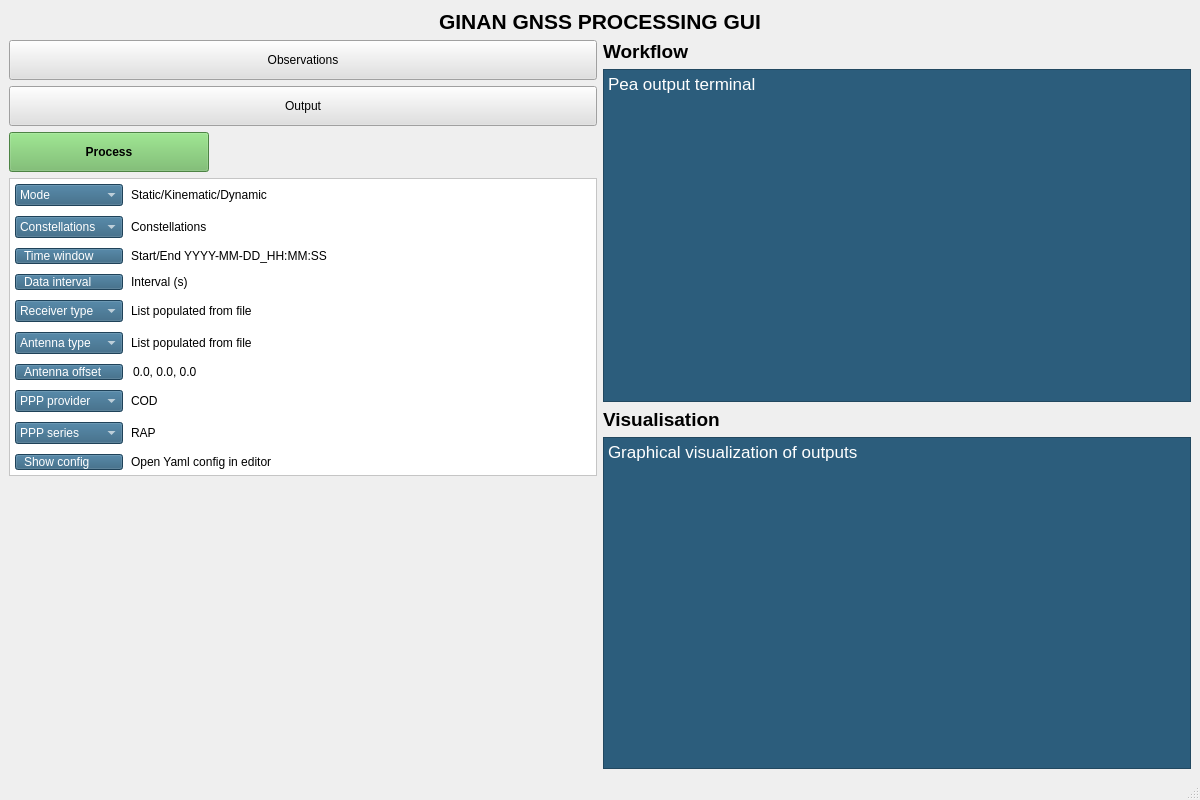
Above: app/views/main_window.ui from u7327620/Ginan-UI before the change. Below: the same form after it.
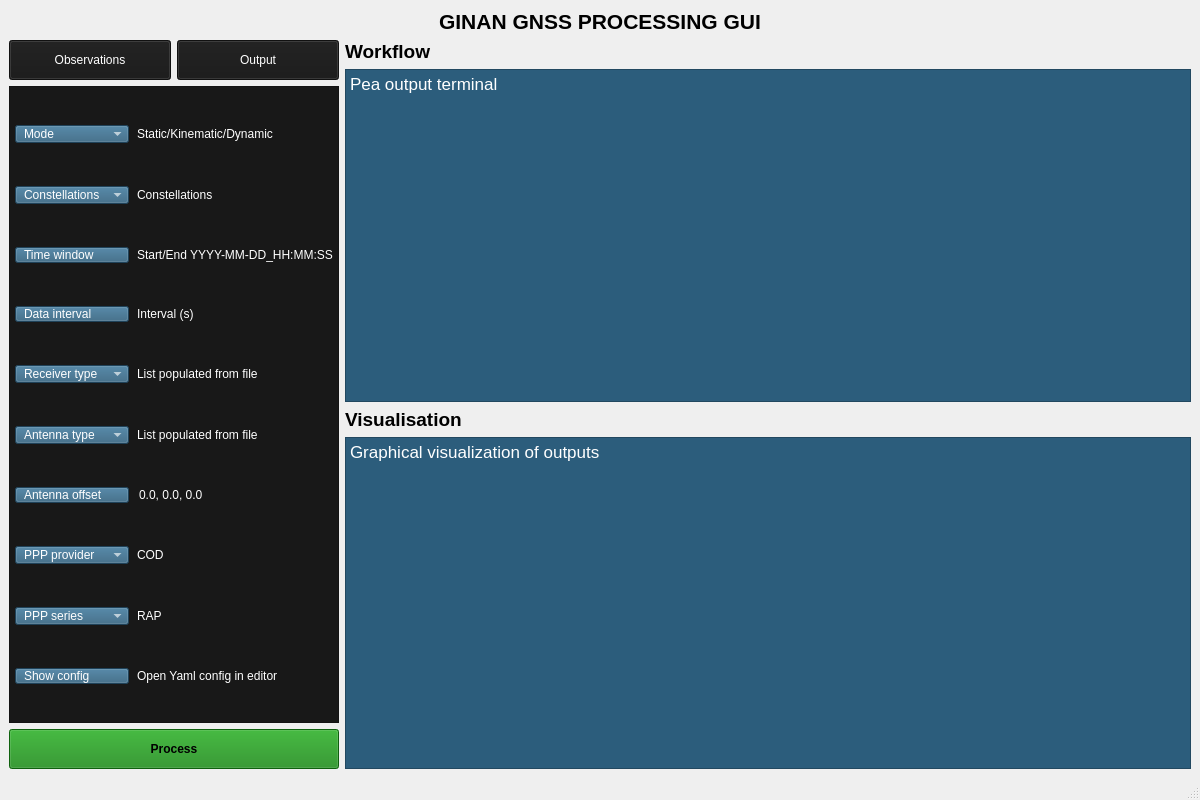
That is the form after the change.

The edit to the form file:
```diff
--- a/app/views/main_window.ui
+++ b/app/views/main_window.ui
@@ -35,204 +35,463 @@
      <layout class="QHBoxLayout" name="mainContentLayout">
       <item>
        <layout class="QVBoxLayout" name="leftSidebarLayout">
+        <property name="sizeConstraint">
+         <enum>QLayout::SizeConstraint::SetDefaultConstraint</enum>
+        </property>
         <item>
-         <widget class="QPushButton" name="observationsButton">
-          <property name="minimumSize">
-           <size>
-            <width>0</width>
-            <height>40</height>
-           </size>
-          </property>
-          <property name="styleSheet">
-           <string notr="true">background-color:#e0e0e0;</string>
-          </property>
-          <property name="text">
-           <string>Observations</string>
-          </property>
-         </widget>
-        </item>
-        <item>
-         <widget class="QPushButton" name="outputButton">
-          <property name="minimumSize">
-           <size>
-            <width>0</width>
-            <height>40</height>
-           </size>
-          </property>
-          <property name="styleSheet">
-           <string notr="true">background-color:#e0e0e0;</string>
-          </property>
-          <property name="text">
-           <string>Output</string>
-          </property>
-         </widget>
-        </item>
-        <item>
-         <widget class="QPushButton" name="processButton">
-          <property name="minimumSize"><size><width>0</width><height>40</height></size></property>
-          <property name="maximumSize"><size><width>200</width><height>16777215</height></size></property>
-          <property name="styleSheet"><string notr="true">background-color:#6cb75f;color:black;font-weight:bold;</string></property>
-          <property name="text"><string>Process</string></property>
-         </widget>
+         <layout class="QHBoxLayout" name="horizontalLayout">
+          <item>
+           <widget class="QPushButton" name="observationsButton">
+            <property name="sizePolicy">
+             <sizepolicy hsizetype="Preferred" vsizetype="Fixed">
+              <horstretch>0</horstretch>
+              <verstretch>0</verstretch>
+             </sizepolicy>
+            </property>
+            <property name="minimumSize">
+             <size>
+              <width>0</width>
+              <height>40</height>
+             </size>
+            </property>
+            <property name="styleSheet">
+             <string notr="true">QPushButton { 
+	background-color: rgb(24, 24, 24);
+	selection-background-color: rgb(12, 17, 109);
+	color: rgb(255, 255, 255);
+	border-color: rgb(189, 189, 189);
+}
+
+QPushButton:disabled {
+	background-color: rgb(89, 89, 89);
+}</string>
+            </property>
+            <property name="text">
+             <string>Observations</string>
+            </property>
+           </widget>
+          </item>
+          <item>
+           <widget class="QPushButton" name="outputButton">
+            <property name="sizePolicy">
+             <sizepolicy hsizetype="Fixed" vsizetype="Fixed">
+              <horstretch>0</horstretch>
+              <verstretch>0</verstretch>
+             </sizepolicy>
+            </property>
+            <property name="minimumSize">
+             <size>
+              <width>0</width>
+              <height>40</height>
+             </size>
+            </property>
+            <property name="maximumSize">
+             <size>
+              <width>367</width>
+              <height>16777215</height>
+             </size>
+            </property>
+            <property name="styleSheet">
+             <string notr="true">QPushButton { 
+	background-color: rgb(24, 24, 24);
+	selection-background-color: rgb(12, 17, 109);
+	color: rgb(255, 255, 255);
+	border-color: rgb(189, 189, 189);
+}
+
+QPushButton:disabled {
+	background-color: rgb(89, 89, 89);
+}</string>
+            </property>
+            <property name="text">
+             <string>Output</string>
+            </property>
+           </widget>
+          </item>
+         </layout>
         </item>
         <item>
          <widget class="QFrame" name="Constellations">
-          <property name="styleSheet"><string notr="true">background-color:white;</string></property>
-          <property name="frameShape"><enum>QFrame::Shape::StyledPanel</enum></property>
-          <property name="frameShadow"><enum>QFrame::Shadow::Raised</enum></property>
+          <property name="sizePolicy">
+           <sizepolicy hsizetype="Minimum" vsizetype="Preferred">
+            <horstretch>0</horstretch>
+            <verstretch>0</verstretch>
+           </sizepolicy>
+          </property>
+          <property name="styleSheet">
+           <string notr="true">background-color: rgb(24, 24, 24);
+color: rgb(255, 255, 255);</string>
+          </property>
+          <property name="frameShape">
+           <enum>QFrame::Shape::StyledPanel</enum>
+          </property>
+          <property name="frameShadow">
+           <enum>QFrame::Shadow::Raised</enum>
+          </property>
           <layout class="QGridLayout" name="configGridLayout">
-           <property name="leftMargin"><number>5</number></property>
-           <property name="topMargin"><number>5</number></property>
-           <property name="rightMargin"><number>5</number></property>
-           <property name="bottomMargin"><number>5</number></property>
-           <property name="horizontalSpacing"><number>8</number></property>
-           <property name="verticalSpacing"><number>10</number></property>
-
-           <!-- Mode -->
-           <item row="0" column="0">
-            <widget class="QComboBox" name="Mode">
-             <property name="styleSheet"><string notr="true">background-color:#2c5d7c;color:white;</string></property>
-             <item><property name="text"><string>Mode</string></property></item>
-            </widget>
-           </item>
-           <item row="0" column="1">
-            <widget class="QLabel" name="modeValue">
-             <property name="text"><string>Static/Kinematic/Dynamic</string></property>
-            </widget>
-           </item>
-
-           <!-- Constellations -->
+           <property name="sizeConstraint">
+            <enum>QLayout::SizeConstraint::SetMinimumSize</enum>
+           </property>
+           <property name="leftMargin">
+            <number>5</number>
+           </property>
+           <property name="topMargin">
+            <number>5</number>
+           </property>
+           <property name="rightMargin">
+            <number>5</number>
+           </property>
+           <property name="bottomMargin">
+            <number>5</number>
+           </property>
+           <property name="horizontalSpacing">
+            <number>8</number>
+           </property>
+           <property name="verticalSpacing">
+            <number>10</number>
+           </property>
            <item row="1" column="0">
-            <widget class="QComboBox" name="Constellations_2">
-             <property name="styleSheet"><string notr="true">background-color:#2c5d7c;color:white;</string></property>
-             <item><property name="text"><string>Constellations</string></property></item>
+            <widget class="QComboBox" name="Mode">
+             <property name="sizePolicy">
+              <sizepolicy hsizetype="Minimum" vsizetype="Fixed">
+               <horstretch>0</horstretch>
+               <verstretch>0</verstretch>
+              </sizepolicy>
+             </property>
+             <property name="styleSheet">
+              <string notr="true">background-color:#2c5d7c;color:white;padding:0px 8px;font:13pt &quot;Segoe UI&quot;;text-align:left;</string>
+             </property>
+             <item>
+              <property name="text">
+               <string>Mode</string>
+              </property>
+             </item>
             </widget>
            </item>
-           <item row="1" column="1">
-            <widget class="QLabel" name="constellationsValue">
-             <property name="text"><string>Constellations</string></property>
-            </widget>
-           </item>
-
-           <!-- Time window -->
-           <item row="2" column="0">
-            <widget class="QPushButton" name="timeWindowButton">
-             <property name="styleSheet"><string notr="true">background-color:#2c5d7c;color:white;padding:0px 8px;font:13pt "Segoe UI";text-align:left;</string></property>
-             <property name="text"><string>Time window</string></property>
-            </widget>
-           </item>
-           <item row="2" column="1">
-            <widget class="QLabel" name="timeWindowValue">
-             <property name="text"><string>Start/End YYYY-MM-DD_HH:MM:SS</string></property>
-            </widget>
-           </item>
-
-           <!-- Data interval -->
-           <item row="3" column="0">
-            <widget class="QPushButton" name="dataIntervalButton">
-             <property name="styleSheet"><string notr="true">background-color:#2c5d7c;color:white;padding:0px 8px;font:13pt "Segoe UI";text-align:left;</string></property>
-             <property name="text"><string>Data interval</string></property>
-            </widget>
-           </item>
-           <item row="3" column="1">
-            <widget class="QLabel" name="dataIntervalValue">
-             <property name="text"><string>Interval (s)</string></property>
-            </widget>
-           </item>
-
-           <!-- Receiver type -->
            <item row="4" column="0">
-            <widget class="QComboBox" name="Receiver_type">
-             <property name="styleSheet"><string notr="true">background-color:#2c5d7c;color:white;</string></property>
-             <item><property name="text"><string>Receiver type</string></property></item>
+            <widget class="QPushButton" name="dataIntervalButton">
+             <property name="sizePolicy">
+              <sizepolicy hsizetype="Minimum" vsizetype="Fixed">
+               <horstretch>0</horstretch>
+               <verstretch>0</verstretch>
+              </sizepolicy>
+             </property>
+             <property name="styleSheet">
+              <string notr="true">background-color:#2c5d7c;color:white;padding:0px 8px;font:13pt &quot;Segoe UI&quot;;text-align:left;</string>
+             </property>
+             <property name="text">
+              <string>Data interval</string>
+             </property>
             </widget>
            </item>
-           <item row="4" column="1">
-            <widget class="QLabel" name="receiverTypeValue">
-             <property name="text"><string>List populated from file</string></property>
-            </widget>
-           </item>
-
-           <!-- Antenna type -->
-           <item row="5" column="0">
-            <widget class="QComboBox" name="Antenna_type">
-             <property name="styleSheet"><string notr="true">background-color:#2c5d7c;color:white;</string></property>
-             <item><property name="text"><string>Antenna type</string></property></item>
-            </widget>
-           </item>
-           <item row="5" column="1">
-            <widget class="QLabel" name="antennaTypeValue">
-             <property name="text"><string>List populated from file</string></property>
-            </widget>
-           </item>
-
-           <!-- Antenna offset -->
-           <item row="6" column="0">
-            <widget class="QPushButton" name="antennaOffsetButton">
-             <property name="styleSheet"><string notr="true">background-color:#2c5d7c;color:white;padding:0px 8px;font:13pt "Segoe UI";text-align:left;</string></property>
-             <property name="text"><string>Antenna offset</string></property>
-            </widget>
-           </item>
-           <item row="6" column="1">
-            <widget class="QLineEdit" name="antennaOffsetValue">
-             <property name="text"><string>0.0, 0.0, 0.0</string></property>
-             <property name="readOnly"><bool>true</bool></property>
-             <property name="styleSheet"><string notr="true">background:transparent;border:none;</string></property>
-            </widget>
-           </item>
-
-           <!-- PPP provider -->
-           <item row="7" column="0">
-            <widget class="QComboBox" name="PPP_provider">
-             <property name="styleSheet"><string notr="true">background-color:#2c5d7c;color:white;</string></property>
-             <item><property name="text"><string>PPP provider</string></property></item>
-            </widget>
-           </item>
-           <item row="7" column="1">
-            <widget class="QLabel" name="pppProviderValue">
-             <property name="text"><string>COD</string></property>
-            </widget>
-           </item>
-
-           <!-- PPP series -->
            <item row="8" column="0">
-            <widget class="QComboBox" name="PPP_series">
-             <property name="styleSheet"><string notr="true">background-color:#2c5d7c;color:white;</string></property>
-             <item><property name="text"><string>PPP series</string></property></item>
+            <widget class="QComboBox" name="PPP_provider">
+             <property name="sizePolicy">
+              <sizepolicy hsizetype="Minimum" vsizetype="Fixed">
+               <horstretch>0</horstretch>
+               <verstretch>0</verstretch>
+              </sizepolicy>
+             </property>
+             <property name="styleSheet">
+              <string notr="true">background-color:#2c5d7c;color:white;padding:0px 8px;font:13pt &quot;Segoe UI&quot;;text-align:left;</string>
+             </property>
+             <item>
+              <property name="text">
+               <string>PPP provider</string>
+              </property>
+             </item>
             </widget>
            </item>
            <item row="8" column="1">
+            <widget class="QLabel" name="pppProviderValue">
+             <property name="sizePolicy">
+              <sizepolicy hsizetype="Minimum" vsizetype="Preferred">
+               <horstretch>0</horstretch>
+               <verstretch>0</verstretch>
+              </sizepolicy>
+             </property>
+             <property name="text">
+              <string>COD</string>
+             </property>
+            </widget>
+           </item>
+           <item row="6" column="1">
+            <widget class="QLabel" name="antennaTypeValue">
+             <property name="sizePolicy">
+              <sizepolicy hsizetype="Minimum" vsizetype="Preferred">
+               <horstretch>0</horstretch>
+               <verstretch>0</verstretch>
+              </sizepolicy>
+             </property>
+             <property name="text">
+              <string>List populated from file</string>
+             </property>
+            </widget>
+           </item>
+           <item row="3" column="1">
+            <widget class="QLabel" name="timeWindowValue">
+             <property name="sizePolicy">
+              <sizepolicy hsizetype="Minimum" vsizetype="Preferred">
+               <horstretch>0</horstretch>
+               <verstretch>0</verstretch>
+              </sizepolicy>
+             </property>
+             <property name="text">
+              <string>Start/End YYYY-MM-DD_HH:MM:SS</string>
+             </property>
+            </widget>
+           </item>
+           <item row="10" column="1">
+            <widget class="QLabel" name="showConfigValue">
+             <property name="sizePolicy">
+              <sizepolicy hsizetype="Minimum" vsizetype="Preferred">
+               <horstretch>0</horstretch>
+               <verstretch>0</verstretch>
+              </sizepolicy>
+             </property>
+             <property name="text">
+              <string>Open Yaml config in editor</string>
+             </property>
+            </widget>
+           </item>
+           <item row="4" column="1">
+            <widget class="QLabel" name="dataIntervalValue">
+             <property name="sizePolicy">
+              <sizepolicy hsizetype="Minimum" vsizetype="Preferred">
+               <horstretch>0</horstretch>
+               <verstretch>0</verstretch>
+              </sizepolicy>
+             </property>
+             <property name="text">
+              <string>Interval (s)</string>
+             </property>
+            </widget>
+           </item>
+           <item row="9" column="1">
             <widget class="QLabel" name="pppSeriesValue">
-             <property name="text"><string>RAP</string></property>
+             <property name="sizePolicy">
+              <sizepolicy hsizetype="Minimum" vsizetype="Preferred">
+               <horstretch>0</horstretch>
+               <verstretch>0</verstretch>
+              </sizepolicy>
+             </property>
+             <property name="text">
+              <string>RAP</string>
+             </property>
             </widget>
            </item>
-
-           <!-- Show config -->
+           <item row="7" column="0">
+            <widget class="QPushButton" name="antennaOffsetButton">
+             <property name="sizePolicy">
+              <sizepolicy hsizetype="Minimum" vsizetype="Fixed">
+               <horstretch>0</horstretch>
+               <verstretch>0</verstretch>
+              </sizepolicy>
+             </property>
+             <property name="styleSheet">
+              <string notr="true">background-color:#2c5d7c;color:white;padding:0px 8px;font:13pt &quot;Segoe UI&quot;;text-align:left;</string>
+             </property>
+             <property name="text">
+              <string>Antenna offset</string>
+             </property>
+            </widget>
+           </item>
            <item row="9" column="0">
+            <widget class="QComboBox" name="PPP_series">
+             <property name="sizePolicy">
+              <sizepolicy hsizetype="Minimum" vsizetype="Fixed">
+               <horstretch>0</horstretch>
+               <verstretch>0</verstretch>
+              </sizepolicy>
+             </property>
+             <property name="styleSheet">
+              <string notr="true">background-color:#2c5d7c;color:white;padding:0px 8px;font:13pt &quot;Segoe UI&quot;;text-align:left;</string>
+             </property>
+             <item>
+              <property name="text">
+               <string>PPP series</string>
+              </property>
+             </item>
+            </widget>
+           </item>
+           <item row="7" column="1">
+            <widget class="QLineEdit" name="antennaOffsetValue">
+             <property name="sizePolicy">
+              <sizepolicy hsizetype="Minimum" vsizetype="Fixed">
+               <horstretch>0</horstretch>
+               <verstretch>0</verstretch>
+              </sizepolicy>
+             </property>
+             <property name="styleSheet">
+              <string notr="true">background:transparent;border:none;</string>
+             </property>
+             <property name="text">
+              <string>0.0, 0.0, 0.0</string>
+             </property>
+             <property name="readOnly">
+              <bool>true</bool>
+             </property>
+            </widget>
+           </item>
+           <item row="5" column="1">
+            <widget class="QLabel" name="receiverTypeValue">
+             <property name="sizePolicy">
+              <sizepolicy hsizetype="Minimum" vsizetype="Preferred">
+               <horstretch>0</horstretch>
+               <verstretch>0</verstretch>
+              </sizepolicy>
+             </property>
+             <property name="text">
+              <string>List populated from file</string>
+             </property>
+            </widget>
+           </item>
+           <item row="1" column="1">
+            <widget class="QLabel" name="modeValue">
+             <property name="sizePolicy">
+              <sizepolicy hsizetype="Minimum" vsizetype="Preferred">
+               <horstretch>0</horstretch>
+               <verstretch>0</verstretch>
+              </sizepolicy>
+             </property>
+             <property name="text">
+              <string>Static/Kinematic/Dynamic</string>
+             </property>
+            </widget>
+           </item>
+           <item row="6" column="0">
+            <widget class="QComboBox" name="Antenna_type">
+             <property name="sizePolicy">
+              <sizepolicy hsizetype="Minimum" vsizetype="Fixed">
+               <horstretch>0</horstretch>
+               <verstretch>0</verstretch>
+              </sizepolicy>
+             </property>
+             <property name="styleSheet">
+              <string notr="true">background-color:#2c5d7c;color:white;padding:0px 8px;font:13pt &quot;Segoe UI&quot;;text-align:left;</string>
+             </property>
+             <item>
+              <property name="text">
+               <string>Antenna type</string>
+              </property>
+             </item>
+            </widget>
+           </item>
+           <item row="3" column="0">
+            <widget class="QPushButton" name="timeWindowButton">
+             <property name="sizePolicy">
+              <sizepolicy hsizetype="Minimum" vsizetype="Fixed">
+               <horstretch>0</horstretch>
+               <verstretch>0</verstretch>
+              </sizepolicy>
+             </property>
+             <property name="styleSheet">
+              <string notr="true">background-color:#2c5d7c;color:white;padding:0px 8px;font:13pt &quot;Segoe UI&quot;;text-align:left;</string>
+             </property>
+             <property name="text">
+              <string>Time window</string>
+             </property>
+            </widget>
+           </item>
+           <item row="5" column="0">
+            <widget class="QComboBox" name="Receiver_type">
+             <property name="sizePolicy">
+              <sizepolicy hsizetype="Minimum" vsizetype="Fixed">
+               <horstretch>0</horstretch>
+               <verstretch>0</verstretch>
+              </sizepolicy>
+             </property>
+             <property name="styleSheet">
+              <string notr="true">background-color:#2c5d7c;color:white;padding:0px 8px;font:13pt &quot;Segoe UI&quot;;text-align:left;</string>
+             </property>
+             <item>
+              <property name="text">
+               <string>Receiver type</string>
+              </property>
+             </item>
+            </widget>
+           </item>
+           <item row="10" column="0">
             <widget class="QPushButton" name="showConfigButton">
-             <property name="styleSheet"><string notr="true">background-color:#2c5d7c;color:white;padding:0px 8px;font:13pt "Segoe UI";text-align:left;</string></property>
-             <property name="text"><string>Show config</string></property>
+             <property name="sizePolicy">
+              <sizepolicy hsizetype="Minimum" vsizetype="Fixed">
+               <horstretch>0</horstretch>
+               <verstretch>0</verstretch>
+              </sizepolicy>
+             </property>
+             <property name="styleSheet">
+              <string notr="true">background-color:#2c5d7c;color:white;padding:0px 8px;font:13pt &quot;Segoe UI&quot;;text-align:left;</string>
+             </property>
+             <property name="text">
+              <string>Show config</string>
+             </property>
             </widget>
            </item>
-           <item row="9" column="1">
-            <widget class="QLabel" name="showConfigValue">
-             <property name="text"><string>Open Yaml config in editor</string></property>
+           <item row="2" column="0">
+            <widget class="QComboBox" name="Constellations_2">
+             <property name="sizePolicy">
+              <sizepolicy hsizetype="Minimum" vsizetype="Fixed">
+               <horstretch>0</horstretch>
+               <verstretch>0</verstretch>
+              </sizepolicy>
+             </property>
+             <property name="styleSheet">
+              <string notr="true">background-color:#2c5d7c;color:white;padding:0px 8px;font:13pt &quot;Segoe UI&quot;;text-align:left;</string>
+             </property>
+             <item>
+              <property name="text">
+               <string>Constellations</string>
+              </property>
+             </item>
+            </widget>
+           </item>
+           <item row="2" column="1">
+            <widget class="QLabel" name="constellationsValue">
+             <property name="sizePolicy">
+              <sizepolicy hsizetype="Minimum" vsizetype="Preferred">
+               <horstretch>0</horstretch>
+               <verstretch>0</verstretch>
+              </sizepolicy>
+             </property>
+             <property name="text">
+              <string>Constellations</string>
+             </property>
             </widget>
            </item>
           </layout>
          </widget>
         </item>
         <item>
-         <spacer name="horizontalSpacer_2">
-          <property name="orientation"><enum>Qt::Orientation::Horizontal</enum></property>
-          <property name="sizeHint" stdset="0"><size><width>40</width><height>20</height></size></property>
-         </spacer>
-        </item>
-        <item>
-         <spacer name="verticalSpacer">
-          <property name="orientation"><enum>Qt::Orientation::Vertical</enum></property>
-          <property name="sizeHint" stdset="0"><size><width>20</width><height>40</height></size></property>
-         </spacer>
+         <widget class="QPushButton" name="processButton">
+          <property name="sizePolicy">
+           <sizepolicy hsizetype="Preferred" vsizetype="Fixed">
+            <horstretch>0</horstretch>
+            <verstretch>0</verstretch>
+           </sizepolicy>
+          </property>
+          <property name="minimumSize">
+           <size>
+            <width>0</width>
+            <height>40</height>
+           </size>
+          </property>
+          <property name="styleSheet">
+           <string notr="true">QPushButton { 
+	color:black;font-weight:bold;
+	background-color: rgb(21, 134, 19);
+	border-color: rgb(189, 189, 189);
+}
+
+QPushButton:disabled {
+	background-color: rgb(89, 89, 89);
+}
+
+</string>
+          </property>
+          <property name="text">
+           <string>Process</string>
+          </property>
+         </widget>
         </item>
        </layout>
       </item>
@@ -249,16 +508,22 @@
         </item>
         <item>
          <widget class="QTextEdit" name="terminalTextEdit">
-          <property name="styleSheet"><string notr="true">background-color:#2c5d7c;color:white;</string></property>
-          <property name="readOnly"><bool>true</bool></property>
-          <property name="html"><string>&lt;!DOCTYPE HTML PUBLIC "-//W3C//DTD HTML 4.0//EN" "http://www.w3.org/TR/REC-html40/strict.dtd"&gt;
-&lt;html&gt;&lt;head&gt;&lt;meta name="qrichtext" content="1"&gt;&lt;meta charset="utf-8"&gt;&lt;style type="text/css"&gt;
+          <property name="styleSheet">
+           <string notr="true">background-color:#2c5d7c;color:white;</string>
+          </property>
+          <property name="readOnly">
+           <bool>true</bool>
+          </property>
+          <property name="html">
+           <string>&lt;!DOCTYPE HTML PUBLIC &quot;-//W3C//DTD HTML 4.0//EN&quot; &quot;http://www.w3.org/TR/REC-html40/strict.dtd&quot;&gt;
+&lt;html&gt;&lt;head&gt;&lt;meta name=&quot;qrichtext&quot; content=&quot;1&quot; /&gt;&lt;meta charset=&quot;utf-8&quot; /&gt;&lt;style type=&quot;text/css&quot;&gt;
 p, li { white-space: pre-wrap; }
 hr { height: 1px; border-width: 0; }
-li.unchecked::marker { content: "\2610"; }
-li.checked::marker { content: "\2612"; }
-&lt;/style&gt;&lt;/head&gt;&lt;body style=" font-family:'.AppleSystemUIFont'; font-size:13pt; font-weight:400; font-style:normal;"&gt;
-&lt;p&gt;Pea output terminal&lt;/p&gt;&lt;/body&gt;&lt;/html&gt;</string></property>
+li.unchecked::marker { content: &quot;\2610&quot;; }
+li.checked::marker { content: &quot;\2612&quot;; }
+&lt;/style&gt;&lt;/head&gt;&lt;body style=&quot; font-family:'Noto Sans'; font-size:10pt; font-weight:400; font-style:normal;&quot;&gt;
+&lt;p style=&quot; margin-top:12px; margin-bottom:12px; margin-left:0px; margin-right:0px; -qt-block-indent:0; text-indent:0px;&quot;&gt;&lt;span style=&quot; font-family:'.AppleSystemUIFont'; font-size:13pt;&quot;&gt;Pea output terminal&lt;/span&gt;&lt;/p&gt;&lt;/body&gt;&lt;/html&gt;</string>
+          </property>
          </widget>
         </item>
         <item>
@@ -272,16 +537,22 @@
         </item>
         <item>
          <widget class="QTextEdit" name="visualisationTextEdit">
-          <property name="styleSheet"><string notr="true">background-color:#2c5d7c;color:white;</string></property>
-          <property name="readOnly"><bool>true</bool></property>
-          <property name="html"><string>&lt;!DOCTYPE HTML PUBLIC "-//W3C//DTD HTML 4.0//EN" "http://www.w3.org/TR/REC-html40/strict.dtd"&gt;
-&lt;html&gt;&lt;head&gt;&lt;meta name="qrichtext" content="1"&gt;&lt;meta charset="utf-8"&gt;&lt;style type="text/css"&gt;
+          <property name="styleSheet">
+           <string notr="true">background-color:#2c5d7c;color:white;</string>
+          </property>
+          <property name="readOnly">
+           <bool>true</bool>
+          </property>
+          <property name="html">
+           <string>&lt;!DOCTYPE HTML PUBLIC &quot;-//W3C//DTD HTML 4.0//EN&quot; &quot;http://www.w3.org/TR/REC-html40/strict.dtd&quot;&gt;
+&lt;html&gt;&lt;head&gt;&lt;meta name=&quot;qrichtext&quot; content=&quot;1&quot; /&gt;&lt;meta charset=&quot;utf-8&quot; /&gt;&lt;style type=&quot;text/css&quot;&gt;
 p, li { white-space: pre-wrap; }
 hr { height: 1px; border-width: 0; }
-li.unchecked::marker { content: "\2610"; }
-li.checked::marker { content: "\2612"; }
-&lt;/style&gt;&lt;/head&gt;&lt;body style=" font-family:'.AppleSystemUIFont'; font-size:13pt; font-weight:400; font-style:normal;"&gt;
-&lt;p&gt;Graphical visualization of outputs&lt;/p&gt;&lt;/body&gt;&lt;/html&gt;</string></property>
+li.unchecked::marker { content: &quot;\2610&quot;; }
+li.checked::marker { content: &quot;\2612&quot;; }
+&lt;/style&gt;&lt;/head&gt;&lt;body style=&quot; font-family:'Noto Sans'; font-size:10pt; font-weight:400; font-style:normal;&quot;&gt;
+&lt;p style=&quot; margin-top:12px; margin-bottom:12px; margin-left:0px; margin-right:0px; -qt-block-indent:0; text-indent:0px;&quot;&gt;&lt;span style=&quot; font-family:'.AppleSystemUIFont'; font-size:13pt;&quot;&gt;Graphical visualization of outputs&lt;/span&gt;&lt;/p&gt;&lt;/body&gt;&lt;/html&gt;</string>
+          </property>
          </widget>
         </item>
        </layout>
```
Left out of the diff: 28 changed lines with no effect on the pictures.
